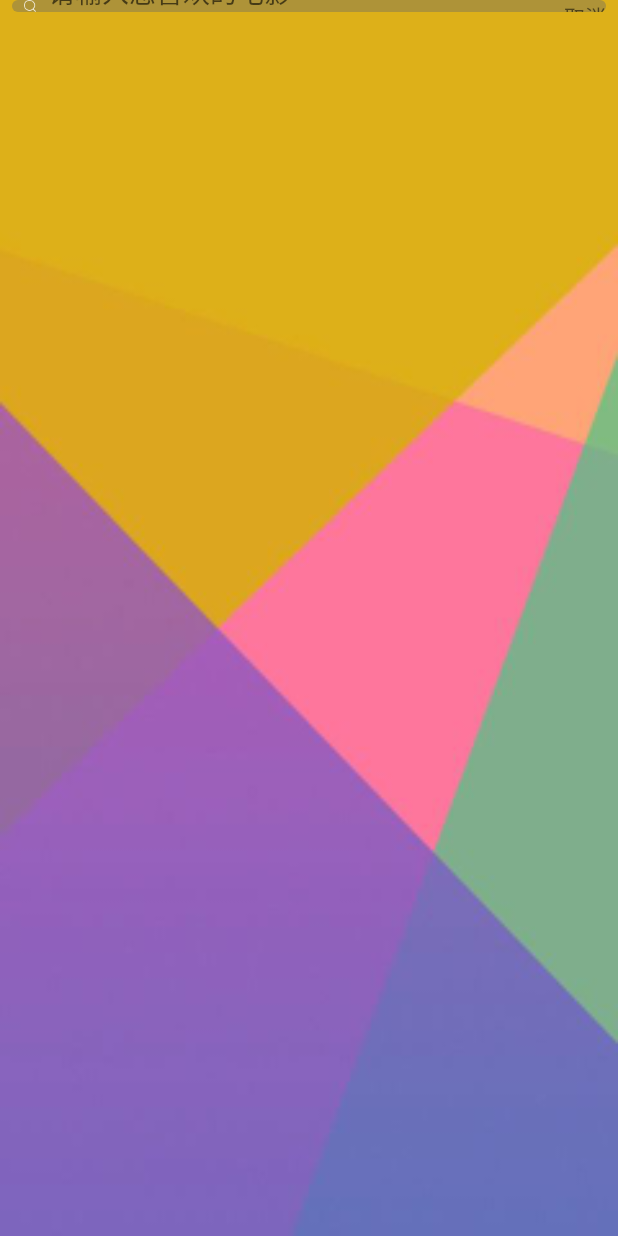
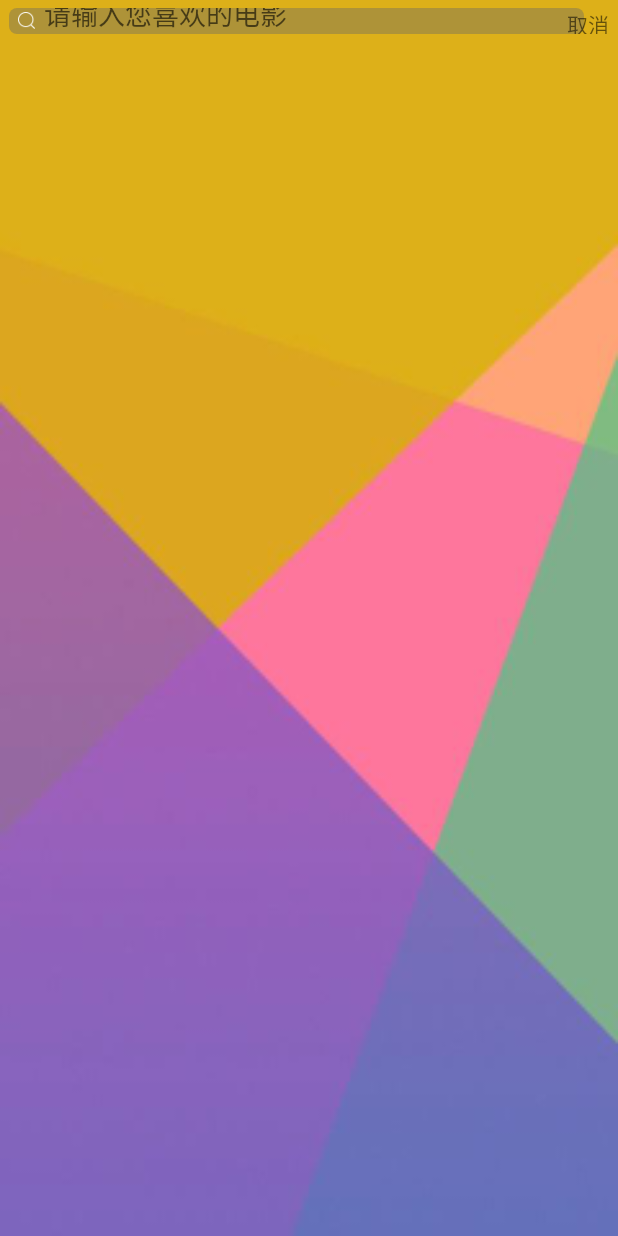
Before and after one commit to OurVideosApp/App, an Android app: the SearchActivity screen opened directly, with no data from a screen before it, on a phone screen of 412 x 824 dp. Run offline under Robolectric (Android 15) with nearby library versions, the phone set to English and light mode, and no system bars; network calls fail.

Commit message:
修改部分功能

```diff
--- a/app/src/main/res/layout/activity_search.xml
+++ b/app/src/main/res/layout/activity_search.xml
@@ -1,43 +1,49 @@
 <?xml version="1.0" encoding="utf-8"?>
-<RelativeLayout xmlns:android="http://schemas.android.com/apk/res/android"
+<RelativeLayout
+    xmlns:android="http://schemas.android.com/apk/res/android"
     xmlns:app="http://schemas.android.com/apk/res-auto"
     xmlns:tools="http://schemas.android.com/tools"
     android:layout_width="match_parent"
     android:layout_height="match_parent"
     android:background="@mipmap/bg_colorful"
     tools:context=".mvp.view.activities.SearchActivity">
+
     <RelativeLayout
         android:layout_width="match_parent"
-    android:layout_height="@dimen/y50"
+        android:layout_height="50pt"
         android:gravity="center">
+
         <LinearLayout
             android:layout_width="match_parent"
-        android:layout_height="@dimen/y30"
-        android:orientation="horizontal"
+            android:layout_height="30pt"
+            android:layout_marginLeft="10pt"
+            android:layout_marginRight="40pt"
+            android:background="@drawable/search_kuang"
             android:gravity="center"
-        android:background="@drawable/search_kuang"
-        android:layout_marginLeft="@dimen/x10"
-        android:layout_marginRight="@dimen/y40">
+            android:orientation="horizontal">
+
             <ImageView
-            android:layout_width="@dimen/x20"
-            android:layout_height="@dimen/y20"
-            android:background="@mipmap/search"
-            android:layout_marginLeft="@dimen/x10"/>
+                android:layout_width="20pt"
+                android:layout_height="20pt"
+                android:layout_marginLeft="10pt"
+                android:background="@mipmap/search"/>
+
             <EditText
                 android:layout_width="match_parent"
                 android:layout_height="match_parent"
+                android:layout_marginLeft="10pt"
+                android:background="@null"
                 android:hint="请输入您喜欢的电影"
-            android:background="@null"
-            android:textColor="#ffffff"
-            android:layout_marginLeft="@dimen/x10"/>
+                android:textColor="#ffffff"/>
         </LinearLayout>
+
         <TextView
             android:layout_width="wrap_content"
-        android:layout_height="@dimen/y30"
-        android:text="取消"
+            android:layout_height="30pt"
+            android:layout_alignParentRight="true"
+            android:layout_marginRight="10pt"
             android:gravity="center"
-        android:layout_alignParentRight="true"
-        android:layout_marginRight="@dimen/x10"/>
+            android:text="取消"/>
     </RelativeLayout>
 
 
--- a/app/src/main/res/values/strings.xml
+++ b/app/src/main/res/values/strings.xml
@@ -1,3 +1,5 @@
 <resources>
     <string name="app_name">MyGhost</string>
+    <string name="clr_normal">#9f9</string>
+    <string name="clr_pressed">#fff</string>
 </resources>
```
Also changed, not shown: app/src/main/res/drawable/find_bt_round_click.xml (+6 -2 lines), app/src/main/res/layout/choiceness_item_adapter.xml (+4 -4 lines), app/src/main/res/layout/find_card_item.xml (+8 -8 lines), app/src/main/res/layout/fragment_special.xml (+5 -3 lines), app/src/main/res/layout/speical_fragment_tabulate.xml (+16 -14 lines), app/src/main/res/layout/video_list_tabulate.xml (+5 -5 lines). Lines whose indentation alone changed are shown as unchanged.
